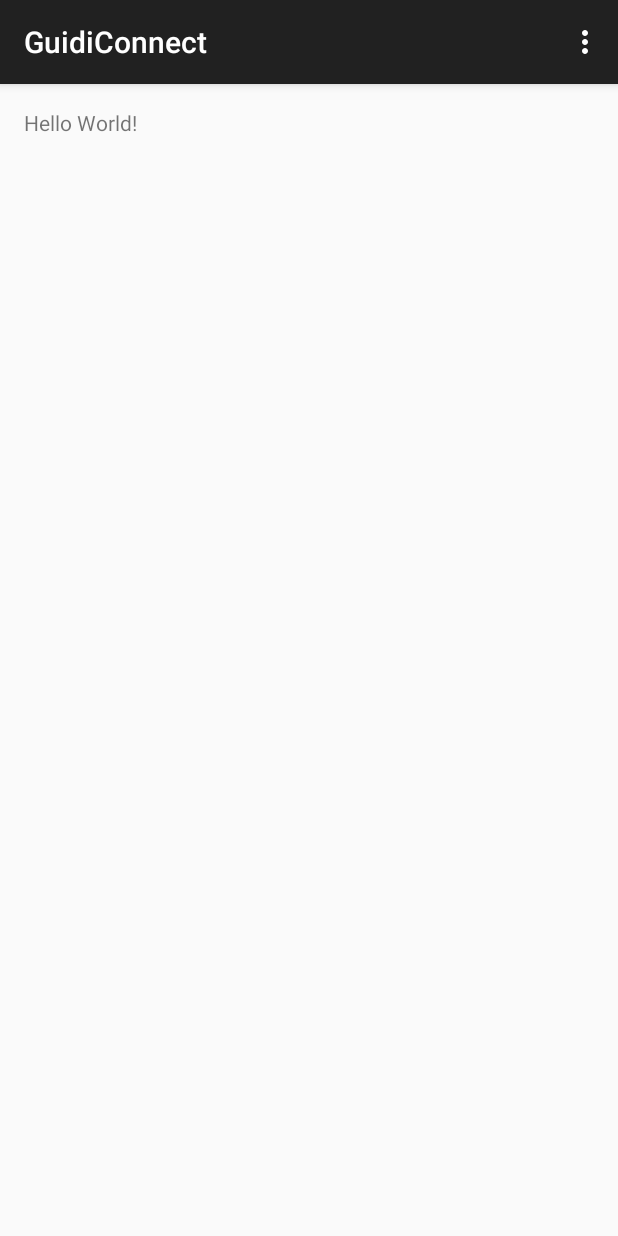
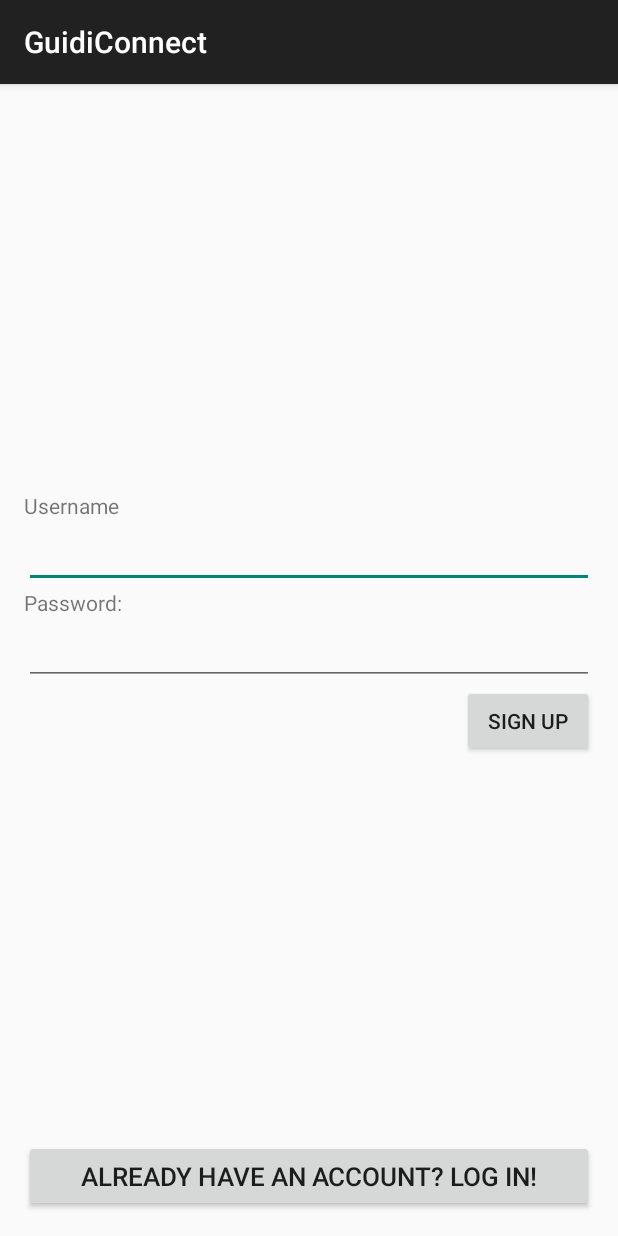
Before and after one commit to alexwit/project-guiri, an Android app: the screen it shows after launch (MainActivity before the commit, Register after it), on a phone screen of 412 x 824 dp. Run offline under Robolectric (Android 15) with nearby library versions, the phone set to English and light mode, and no system bars; libraries missing offline, so code that uses them is left out: com.parse; 5 statements that could not run were skipped.

Commit message:
Account changes

```diff
--- a/GUIDI/ParseStarterProject/build.gradle
+++ b/GUIDI/ParseStarterProject/build.gradle
@@ -20,8 +20,9 @@ android {
 }
 
 dependencies {
-    compile 'com.android.support:appcompat-v7:22.2.0'
 
+
+    compile 'com.android.support:appcompat-v7:22.2.1'
     compile 'com.parse.bolts:bolts-tasks:1.3.0'
     compile 'com.parse:parse-android:1.12.0'
-}
+    compile 'com.android.support:design:22.2.1'}
--- /dev/null
+++ b/GUIDI/ParseStarterProject/src/main/java/com/parse/starter/Register.java
@@ -0,0 +1,76 @@
+package com.parse.starter;
+
+import android.content.Intent;
+import android.os.Bundle;
+import android.support.v7.app.AppCompatActivity;
+import android.view.View;
+import android.widget.EditText;
+import android.widget.Toast;
+
+import com.parse.ParseException;
+import com.parse.ParseUser;
+import com.parse.SignUpCallback;
+
+public class Register extends AppCompatActivity {
+    EditText mUsernameField;
+    EditText mPasswordField;
+
+
+    @Override
+    protected void onCreate(Bundle savedInstanceState) {
+        super.onCreate(savedInstanceState);
+        setContentView(R.layout.activity_register);
+
+        mUsernameField = (EditText)findViewById(R.id.register_username);
+        mPasswordField = (EditText)findViewById(R.id.register_password);
+
+    }
+
+    public void register(final View v) {
+        if (mUsernameField.getText().length() == 0 || mPasswordField.getText().length() == 0)
+            return;
+
+        v.setEnabled(false);
+        ParseUser user = new ParseUser();
+        user.setUsername(mUsernameField.getText().toString());
+        user.setPassword(mPasswordField.getText().toString());
+
+        user.signUpInBackground(new SignUpCallback() {
+            @Override
+            public void done(ParseException e) {
+                if (e == null) {
+                    Intent intent = new Intent(Register.this, MainActivity.class);
+                    startActivity(intent);
+                    finish();
+                } else {
+                        // Sign up didn't succeed. Look at the ParseException
+                        // to figure out what went wrong
+                        switch(e.getCode()) {
+                            case ParseException.USERNAME_TAKEN:
+                                Toast.makeText(Register.this, "Sorry, this username has already been taken", Toast.LENGTH_SHORT).show();
+                                break;
+                            case ParseException.USERNAME_MISSING:
+                                Toast.makeText(Register.this, "Sorry, you must supply a username", Toast.LENGTH_SHORT).show();
+                                break;
+                            case ParseException.PASSWORD_MISSING:
+                                Toast.makeText(Register.this, "Sorry, you must supply a password", Toast.LENGTH_SHORT).show();
+                                break;
+                            case ParseException.OBJECT_NOT_FOUND:
+                                Toast.makeText(Register.this, "Those credentials were invalid", Toast.LENGTH_SHORT).show();
+                                break;
+                            default:
+                                Toast.makeText(Register.this, e.getLocalizedMessage(), Toast.LENGTH_SHORT).show();
+                                break;
+                        }
+                    v.setEnabled(true);
+                }
+            }
+        });
+    }
+
+    public void showLogin(View v){
+        Intent intent = new Intent(this, Login.class);
+        startActivity(intent);
+        finish();
+    }
+}
--- /dev/null
+++ b/GUIDI/ParseStarterProject/src/main/res/layout/activity_register.xml
@@ -0,0 +1,63 @@
+<LinearLayout xmlns:android="http://schemas.android.com/apk/res/android"
+    xmlns:tools="http://schemas.android.com/tools"
+    android:layout_width="match_parent"
+    android:layout_height="match_parent"
+    android:orientation="vertical"
+    android:paddingBottom="@dimen/activity_vertical_margin"
+    android:paddingLeft="@dimen/activity_horizontal_margin"
+    android:paddingRight="@dimen/activity_horizontal_margin"
+    android:paddingTop="@dimen/activity_vertical_margin"
+    tools:context=".RegisterActivity" >
+
+    <LinearLayout
+        android:layout_width="match_parent"
+        android:layout_height="0dp"
+        android:layout_weight="1"
+        android:gravity="center_vertical"
+        android:orientation="vertical" >
+
+        <TextView
+            android:layout_width="match_parent"
+            android:layout_height="wrap_content"
+            android:text="Username" />
+
+        <EditText
+            android:id="@+id/register_username"
+            android:layout_width="match_parent"
+            android:layout_height="wrap_content"
+            android:ems="10"
+            android:inputType="text" >
+
+            <requestFocus />
+        </EditText>
+
+        <TextView
+            android:layout_width="match_parent"
+            android:layout_height="wrap_content"
+            android:text="Password:" />
+
+        <EditText
+            android:id="@+id/register_password"
+            android:layout_width="match_parent"
+            android:layout_height="wrap_content"
+            android:ems="10"
+            android:inputType="textPassword" />
+
+        <Button
+            android:id="@+id/sign_up"
+            android:layout_width="wrap_content"
+            android:layout_height="wrap_content"
+            android:layout_gravity="right"
+            android:onClick="register"
+            android:text="Sign Up" />
+    </LinearLayout>
+
+    <Button
+        android:id="@+id/signInButton"
+        android:layout_width="match_parent"
+        android:layout_height="wrap_content"
+        android:textSize="17sp"
+        android:onClick="showLogin"
+        android:text="Already Have An Account? Log In!" />
+
+</LinearLayout>
--- /dev/null
+++ b/GUIDI/ParseStarterProject/src/main/res/values-v21/styles.xml
@@ -0,0 +1,9 @@
+<resources>>
+
+    <style name="AppTheme.NoActionBar">
+        <item name="windowActionBar">false</item>
+        <item name="windowNoTitle">true</item>
+        <item name="android:windowDrawsSystemBarBackgrounds">true</item>
+        <item name="android:statusBarColor">@android:color/transparent</item>
+    </style>
+</resources>
--- a/GUIDI/ParseStarterProject/src/main/res/values/dimens.xml
+++ b/GUIDI/ParseStarterProject/src/main/res/values/dimens.xml
@@ -10,4 +10,5 @@
     <!-- Default screen margins, per the Android Design guidelines. -->
     <dimen name="activity_horizontal_margin">16dp</dimen>
     <dimen name="activity_vertical_margin">16dp</dimen>
+    <dimen name="fab_margin">16dp</dimen>
 </resources>
--- a/GUIDI/ParseStarterProject/src/main/res/values/strings.xml
+++ b/GUIDI/ParseStarterProject/src/main/res/values/strings.xml
@@ -1,5 +1,4 @@
-<?xml version="1.0" encoding="utf-8"?>
-<!--
+<?xml version="1.0" encoding="utf-8"?><!--
   ~ Copyright (c) 2015-present, Parse, LLC.
   ~ All rights reserved.
   ~
@@ -15,4 +14,5 @@
 
     <string name="hello_world">Hello World!</string>
     <string name="action_settings">Settings</string>
+    <string name="title_activity_login">Login</string>
 </resources>
--- a/GUIDI/ParseStarterProject/src/main/res/values/styles.xml
+++ b/GUIDI/ParseStarterProject/src/main/res/values/styles.xml
@@ -13,4 +13,13 @@
         <!-- Customize your theme here. -->
     </style>
 
+    <style name="AppTheme.NoActionBar">
+        <item name="windowActionBar">false</item>
+        <item name="windowNoTitle">true</item>
+    </style>
+
+    <style name="AppTheme.AppBarOverlay" parent="ThemeOverlay.AppCompat.Dark.ActionBar" />
+
+    <style name="AppTheme.PopupOverlay" parent="ThemeOverlay.AppCompat.Light" />
+
 </resources>
```
Also changed, not shown: GUIDI/ParseStarterProject/src/main/AndroidManifest.xml (+23 -10 lines), GUIDI/ParseStarterProject/src/main/java/com/parse/starter/Account.java (added, +56 -0 lines), GUIDI/ParseStarterProject/src/main/java/com/parse/starter/AccountAdapter.java (added, +15 -0 lines), GUIDI/ParseStarterProject/src/main/java/com/parse/starter/DataBase.java (added, +40 -0 lines), GUIDI/ParseStarterProject/src/main/java/com/parse/starter/Login.java (added, +61 -0 lines), GUIDI/ParseStarterProject/src/main/java/com/parse/starter/MainActivity.java (+6 -2 lines), GUIDI/ParseStarterProject/src/main/res/layout/activity_account.xml (added, +55 -0 lines), GUIDI/ParseStarterProject/src/main/res/layout/activity_login.xml (added, +56 -0 lines), GUIDI/ParseStarterProject/src/main/res/layout/content_login.xml (added, +63 -0 lines), GUIDI/ParseStarterProject/src/main/res/menu/menu_main.xml (+14 -3 lines), 668 other files.
